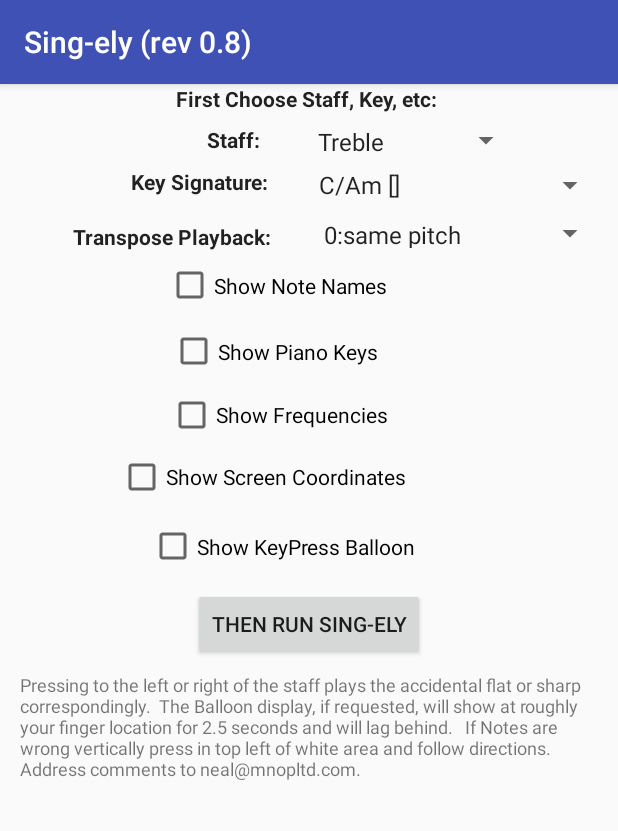
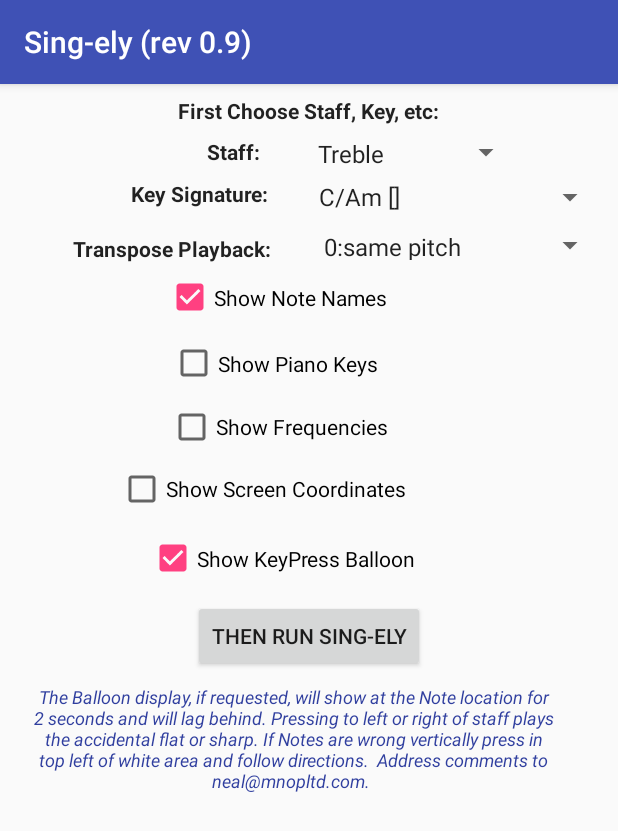
Before and after one commit to mnopneal/sing-ely, an Android app: the screen it shows after launch (MainActivity), on a phone screen of 412 x 824 dp. Shown: the top 831 px of the screen. Run offline under Robolectric (Android 15) with nearby library versions, the phone set to English and light mode, and no system bars.

Commit message:
Version 0.9 - minor improvements.

```diff
--- a/app/src/main/java/com/mnopltd/mystaffuitest/MainActivity.java
+++ b/app/src/main/java/com/mnopltd/mystaffuitest/MainActivity.java
@@ -13,6 +13,7 @@ import android.media.SoundPool;
 import android.os.Build;
 import android.os.Bundle;
 import android.support.v7.app.AppCompatActivity;
+import android.text.method.ScrollingMovementMethod;
 import android.util.DisplayMetrics;
 import android.util.Log;
 import android.view.Gravity;
@@ -21,6 +22,7 @@ import android.widget.ArrayAdapter;
 import android.widget.Button;
 import android.widget.CheckBox;
 import android.widget.Spinner;
+import android.widget.TextView;
 import android.widget.Toast;
 
 import java.io.BufferedReader;
@@ -90,10 +92,17 @@ public class MainActivity extends AppCompatActivity {
         InitSound();
         setVolumeControlStream(AudioManager.STREAM_MUSIC);
 
+
+
         getPriorFudgeFactor();
         setContentView(R.layout.activity_main);
 
         makeText(mContext, "Starting UI...", Toast.LENGTH_LONG).show();
+
+        TextView myHelp;
+        myHelp = (TextView) findViewById(R.id.textView6);
+        //next line enables the scrolling, do not forget!
+        myHelp.setMovementMethod(new ScrollingMovementMethod());
 
         final Spinner mySpinnerClef = (Spinner) findViewById(R.id.spinnerClef);
         mySpinnerClef.setSelection(2);
@@ -119,6 +128,7 @@ public class MainActivity extends AppCompatActivity {
         ourView.setImageBitmap(mybitmap);
         mypaint.setColor(Color.BLACK);
         mypaint.setStrokeWidth(10);
+
 
         mybutton = (Button) findViewById(R.id.mybutton);
         mybutton.setOnClickListener(new View.OnClickListener() {
@@ -486,7 +496,7 @@ public class MainActivity extends AppCompatActivity {
         toShow = "";
 
         if (showNotes) toShow = StaffTable.getLastNote() + TouchEventAction.getLastAccidental() ;
-        if (showCoordinates) toShow = toShow + "at X,Y: " + String.valueOf(TouchEventAction.getLastX()) + "," + String.valueOf(TouchEventAction.getLastY())
+        if (showCoordinates) toShow = toShow + " at X,Y: " + String.valueOf(TouchEventAction.getLastX()) + "," + String.valueOf(TouchEventAction.getLastY())
                     + "," + String.valueOf(StaffTable.getLastFudgedY());
         if (MainActivity.getShowPianoKeys()) toShow = toShow +  " - note " + String.valueOf(StaffTable.getLastPianoNote());
         if (MainActivity.getShowFrequencies()) toShow = toShow  + " - " + String.valueOf(StaffTable.getLastFreq()) + "hz";
--- a/app/src/main/res/layout/activity_main.xml
+++ b/app/src/main/res/layout/activity_main.xml
@@ -17,7 +17,9 @@
         android:textStyle="bold"
         app:layout_constraintLeft_toLeftOf="parent"
         app:layout_constraintRight_toRightOf="parent"
-        tools:layout_editor_absoluteY="8dp" />
+        app:layout_constraintTop_toTopOf="parent"
+        android:layout_marginTop="8dp"
+        app:layout_constraintHorizontal_bias="0.505" />
 
     <Spinner
         android:id="@+id/spinnerClef"
@@ -63,13 +65,14 @@
         android:id="@+id/checkBoxShowNotes"
         android:layout_width="191dp"
         android:layout_height="34dp"
+        android:layout_marginLeft="8dp"
+        android:layout_marginRight="8dp"
         android:layout_marginTop="8dp"
+        android:checked="true"
         android:text="Show Note Names"
-        app:layout_constraintTop_toBottomOf="@+id/spinnerTranspose"
-        android:layout_marginLeft="8dp"
         app:layout_constraintLeft_toLeftOf="parent"
-        android:layout_marginRight="8dp"
-        app:layout_constraintRight_toRightOf="parent" />
+        app:layout_constraintRight_toRightOf="parent"
+        app:layout_constraintTop_toBottomOf="@+id/spinnerTranspose" />
 
     <CheckBox
         android:id="@+id/checkBoxShowPianoKeys"
@@ -114,6 +117,7 @@
         android:layout_marginLeft="8dp"
         android:layout_marginRight="8dp"
         android:layout_marginTop="8dp"
+        android:checked="true"
         android:text="Show KeyPress Balloon"
         app:layout_constraintLeft_toLeftOf="parent"
         app:layout_constraintRight_toRightOf="parent"
@@ -164,13 +168,19 @@
 
     <TextView
         android:id="@+id/textView6"
-        android:layout_width="375dp"
+        android:layout_width="365dp"
         android:layout_height="76dp"
         android:layout_marginLeft="8dp"
-        android:layout_marginRight="8dp"
+        android:layout_marginRight="20dp"
         android:layout_marginTop="8dp"
-        android:text="Pressing to the left or right of the staff plays the accidental flat or sharp correspondingly.  The Balloon display, if requested, will show at roughly your finger location for 2.5 seconds and will lag behind.   If Notes are wrong vertically press in top left of white area and follow directions.  Address comments to neal@mnopltd.com. "
+        android:text="The Balloon display, if requested, will show at the Note location for 2 seconds and will lag behind. Pressing to left or right of staff plays the accidental flat or sharp. If Notes are wrong vertically press in top left of white area and follow directions.  Address comments to neal@mnopltd.com. "
+        android:textAlignment="center"
+        android:textColor="@color/colorPrimaryDark"
         android:textSize="12sp"
+        android:textStyle="italic"
+        android:visibility="visible"
+        android:maxLines="6"
+        android:scrollbars="vertical"
         app:layout_constraintHorizontal_bias="0.25"
         app:layout_constraintLeft_toLeftOf="parent"
         app:layout_constraintRight_toRightOf="parent"
--- a/app/src/main/res/values/colors.xml
+++ b/app/src/main/res/values/colors.xml
@@ -1,6 +1,6 @@
 <?xml version="1.0" encoding="utf-8"?>
 <resources>
     <color name="colorPrimary">#3F51B5</color>
-    <color name="colorPrimaryDark">#303F9F</color>
+    <color name="colorPrimaryDark">#303f9f</color>
     <color name="colorAccent">#FF4081</color>
 </resources>
--- a/app/src/main/res/values/strings.xml
+++ b/app/src/main/res/values/strings.xml
@@ -1,5 +1,5 @@
 <resources>
-    <string name="app_name">Sing-ely (rev 0.8)</string>
+    <string name="app_name">Sing-ely (rev 0.9)</string>
 
     <string-array name="clefNames">
         <item>Treble</item>
```
Also changed, not shown: app/src/main/res/mipmap-hdpi/ic_launcher.png, app/src/main/res/mipmap-mdpi/ic_launcher.png, app/src/main/res/mipmap-xhdpi/ic_launcher.png, app/src/main/res/mipmap-xxhdpi/ic_launcher.png, app/src/main/res/mipmap-xxxhdpi/ic_launcher.png.
